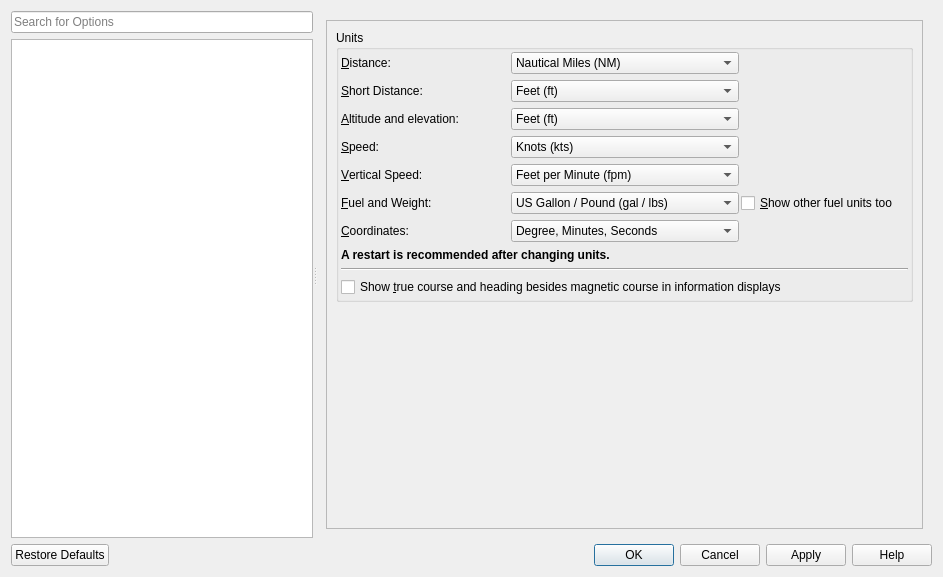
The window that src/options/optionsdialog.ui (albar965/littlenavmap) describes before a commit, drawn with Qt 5.
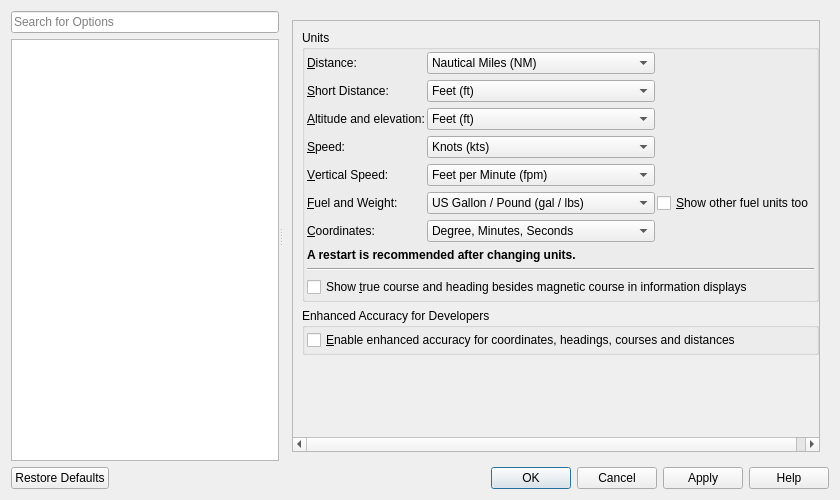
The same window after the commit. The open tabs and pages were chosen to show the change. Icons and pictures are not drawn.

Commit message:
Added option for enhanced accuracy for scenery and other developers
Enhanced accuracy shows more decimal places for measurement lines, flight plan lines and range
rings, if enabled.
Using double precision for range rings now
Optimization in Unit: more inlines.
Fixed issues with inaccurate display of range ring distances.
Now using correct locale dependent sign
#1249

```diff
--- a/src/options/optionsdialog.ui
+++ b/src/options/optionsdialog.ui
@@ -6,8 +6,8 @@
    <rect>
     <x>0</x>
     <y>0</y>
-    <width>943</width>
-    <height>577</height>
+    <width>840</width>
+    <height>500</height>
    </rect>
   </property>
   <property name="windowTitle">
@@ -1239,11 +1239,24 @@
             <rect>
              <x>0</x>
              <y>0</y>
-             <width>630</width>
-             <height>508</height>
+             <width>560</width>
+             <height>445</height>
             </rect>
            </property>
            <layout class="QGridLayout" name="gridLayout_36">
+            <item row="2" column="0">
+             <spacer name="verticalSpacer_9">
+              <property name="orientation">
+               <enum>Qt::Vertical</enum>
+              </property>
+              <property name="sizeHint" stdset="0">
+               <size>
+                <width>20</width>
+                <height>40</height>
+               </size>
+              </property>
+             </spacer>
+            </item>
             <item row="0" column="0">
              <widget class="QGroupBox" name="groupBox_21">
               <property name="title">
@@ -1529,17 +1542,44 @@
              </widget>
             </item>
             <item row="1" column="0">
-             <spacer name="verticalSpacer_9">
-              <property name="orientation">
-               <enum>Qt::Vertical</enum>
+             <widget class="QGroupBox" name="groupBox_40">
+              <property name="title">
+               <string>Enhanced Accuracy for Developers</string>
               </property>
-              <property name="sizeHint" stdset="0">
-               <size>
-                <width>20</width>
-                <height>40</height>
-               </size>
-              </property>
-             </spacer>
+              <layout class="QGridLayout" name="gridLayout_21">
+               <property name="leftMargin">
+                <number>2</number>
+               </property>
+               <property name="topMargin">
+                <number>2</number>
+               </property>
+               <property name="rightMargin">
+                <number>2</number>
+               </property>
+               <property name="bottomMargin">
+                <number>2</number>
+               </property>
+               <property name="spacing">
+                <number>2</number>
+               </property>
+               <item row="0" column="0">
+                <widget class="QCheckBox" name="checkBoxOptionsUnitEnhancedAccuracy">
+                 <property name="toolTip">
+                  <string>This function is not needed for flying but rather for developers.
+Enhanced accuracy displays more decimal places for coordinates, headings, 
+courses and distances. This applies to measurement lines, range rings and 
+flight plan line labels.
+
+Note that the enhanced accuracy does not apply to the flight plan table, 
+aircraft progress, tooltips and information window.</string>
+                 </property>
+                 <property name="text">
+                  <string>&amp;Enable enhanced accuracy for coordinates, headings, courses and distances</string>
+                 </property>
+                </widget>
+               </item>
+              </layout>
+             </widget>
             </item>
            </layout>
           </widget>
```
Left out of the diff: 78 changed lines with no effect on the pictures. The commit also changes 18 other files.
